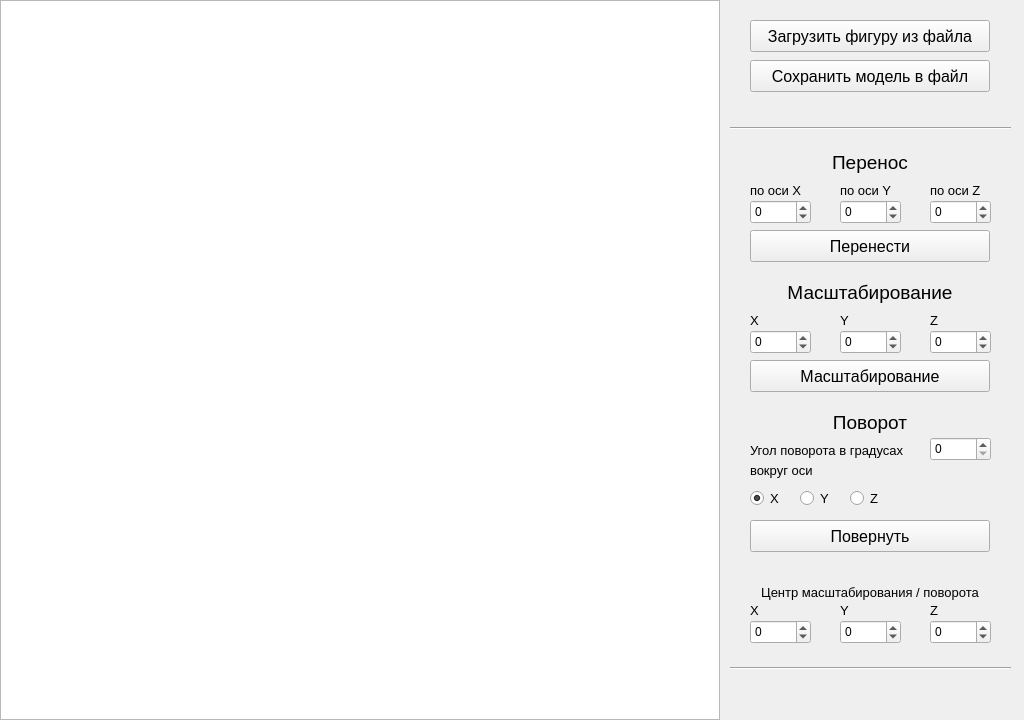
SGCube/IU7-Object-Oriented-Programming, file antsor/lab_01/window.ui: the form before one commit.
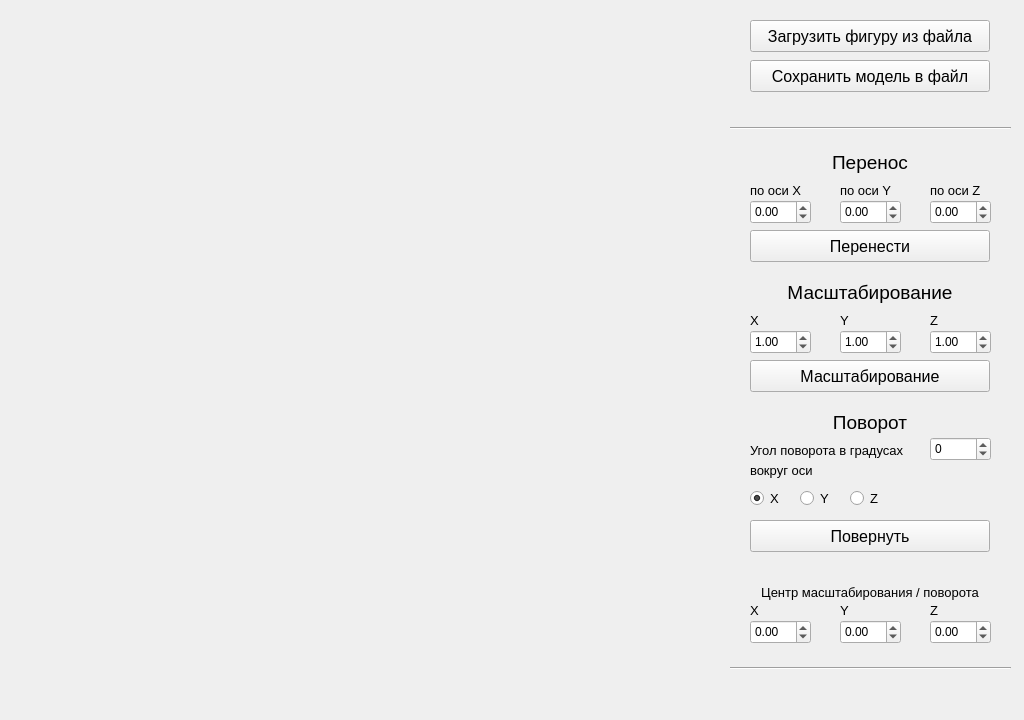
The form after the commit.

Diff of the .ui file:
```diff
--- a/antsor/lab_01/window.ui
+++ b/antsor/lab_01/window.ui
@@ -14,28 +14,6 @@
    <string>Window</string>
   </property>
   <widget class="QWidget" name="centralWidget">
-   <widget class="QGraphicsView" name="graphicsView">
-    <property name="geometry">
-     <rect>
-      <x>0</x>
-      <y>0</y>
-      <width>720</width>
-      <height>720</height>
-     </rect>
-    </property>
-    <property name="verticalScrollBarPolicy">
-     <enum>Qt::ScrollBarAlwaysOff</enum>
-    </property>
-    <property name="horizontalScrollBarPolicy">
-     <enum>Qt::ScrollBarAlwaysOff</enum>
-    </property>
-    <property name="transformationAnchor">
-     <enum>QGraphicsView::NoAnchor</enum>
-    </property>
-    <property name="viewportUpdateMode">
-     <enum>QGraphicsView::NoViewportUpdate</enum>
-    </property>
-   </widget>
    <widget class="QLabel" name="label">
     <property name="geometry">
      <rect>
@@ -78,7 +56,7 @@
      <string>Загрузить фигуру из файла</string>
     </property>
    </widget>
-   <widget class="QSpinBox" name="dxSpinbox">
+   <widget class="QDoubleSpinBox" name="dxSpinbox">
     <property name="geometry">
      <rect>
       <x>750</x>
@@ -88,13 +66,13 @@
      </rect>
     </property>
     <property name="minimum">
-     <number>-99999</number>
+     <double>-99999.000000000000000</double>
     </property>
     <property name="maximum">
-     <number>99999</number>
+     <double>99999.000000000000000</double>
     </property>
    </widget>
-   <widget class="QSpinBox" name="dySpinbox">
+   <widget class="QDoubleSpinBox" name="dySpinbox">
     <property name="geometry">
      <rect>
       <x>840</x>
@@ -104,10 +82,10 @@
      </rect>
     </property>
     <property name="minimum">
-     <number>-99999</number>
+     <double>-99999.000000000000000</double>
     </property>
     <property name="maximum">
-     <number>99999</number>
+     <double>99999.000000000000000</double>
     </property>
    </widget>
    <widget class="QLabel" name="label_2">
@@ -164,7 +142,7 @@
      <string>по оси Z</string>
     </property>
    </widget>
-   <widget class="QSpinBox" name="dzSpinbox">
+   <widget class="QDoubleSpinBox" name="dzSpinbox">
     <property name="geometry">
      <rect>
       <x>930</x>
@@ -174,10 +152,10 @@
      </rect>
     </property>
     <property name="minimum">
-     <number>-99999</number>
+     <double>-99999.000000000000000</double>
     </property>
     <property name="maximum">
-     <number>99999</number>
+     <double>99999.000000000000000</double>
     </property>
    </widget>
    <widget class="QPushButton" name="saveButton">
@@ -216,7 +194,7 @@
      <string>Перенести</string>
     </property>
    </widget>
-   <widget class="QSpinBox" name="kySpinbox">
+   <widget class="QDoubleSpinBox" name="kySpinbox">
     <property name="geometry">
      <rect>
       <x>840</x>
@@ -226,13 +204,16 @@
      </rect>
     </property>
     <property name="minimum">
-     <number>-99999</number>
+     <double>-99999.000000000000000</double>
     </property>
     <property name="maximum">
-     <number>99999</number>
+     <double>99999.000000000000000</double>
+    </property>
+    <property name="value">
+     <double>1.000000000000000</double>
     </property>
    </widget>
-   <widget class="QSpinBox" name="kzSpinbox">
+   <widget class="QDoubleSpinBox" name="kzSpinbox">
     <property name="geometry">
      <rect>
       <x>930</x>
@@ -242,10 +223,13 @@
      </rect>
     </property>
     <property name="minimum">
-     <number>-99999</number>
+     <double>-99999.000000000000000</double>
     </property>
     <property name="maximum">
-     <number>99999</number>
+     <double>99999.000000000000000</double>
+    </property>
+    <property name="value">
+     <double>1.000000000000000</double>
     </property>
    </widget>
    <widget class="QLabel" name="label_5">
@@ -344,7 +328,7 @@
      <string>Y</string>
     </property>
    </widget>
-   <widget class="QSpinBox" name="kxSpinbox">
+   <widget class="QDoubleSpinBox" name="kxSpinbox">
     <property name="geometry">
      <rect>
       <x>750</x>
@@ -354,10 +338,13 @@
      </rect>
     </property>
     <property name="minimum">
-     <number>-99999</number>
+     <double>-99999.000000000000000</double>
     </property>
     <property name="maximum">
-     <number>99999</number>
+     <double>99999.000000000000000</double>
+    </property>
+    <property name="value">
+     <double>1.000000000000000</double>
     </property>
    </widget>
    <widget class="QLabel" name="label_14">
@@ -387,6 +374,9 @@
       <height>24</height>
      </rect>
     </property>
+    <property name="minimum">
+     <number>-359</number>
+    </property>
     <property name="maximum">
      <number>359</number>
     </property>
@@ -552,7 +542,7 @@
      <string>X</string>
     </property>
    </widget>
-   <widget class="QSpinBox" name="cxSpinbox">
+   <widget class="QDoubleSpinBox" name="cxSpinbox">
     <property name="geometry">
      <rect>
       <x>750</x>
@@ -562,13 +552,13 @@
      </rect>
     </property>
     <property name="minimum">
-     <number>-99999</number>
+     <double>-99999.000000000000000</double>
     </property>
     <property name="maximum">
-     <number>99999</number>
+     <double>99999.000000000000000</double>
     </property>
    </widget>
-   <widget class="QSpinBox" name="czSpinbox">
+   <widget class="QDoubleSpinBox" name="czSpinbox">
     <property name="geometry">
      <rect>
       <x>930</x>
@@ -578,13 +568,13 @@
      </rect>
     </property>
     <property name="minimum">
-     <number>-99999</number>
+     <double>-99999.000000000000000</double>
     </property>
     <property name="maximum">
-     <number>99999</number>
+     <double>99999.000000000000000</double>
     </property>
    </widget>
-   <widget class="QSpinBox" name="cySpinbox">
+   <widget class="QDoubleSpinBox" name="cySpinbox">
     <property name="geometry">
      <rect>
       <x>840</x>
@@ -594,10 +584,10 @@
      </rect>
     </property>
     <property name="minimum">
-     <number>-99999</number>
+     <double>-99999.000000000000000</double>
     </property>
     <property name="maximum">
-     <number>99999</number>
+     <double>99999.000000000000000</double>
     </property>
    </widget>
    <widget class="QLabel" name="label_6">
```
